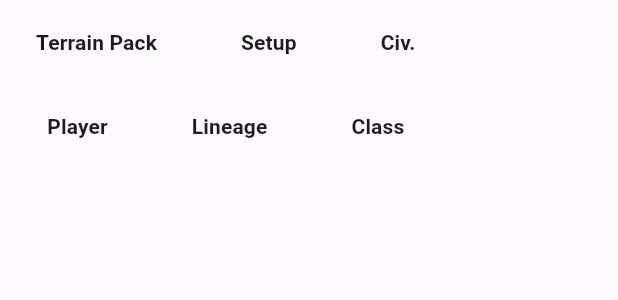
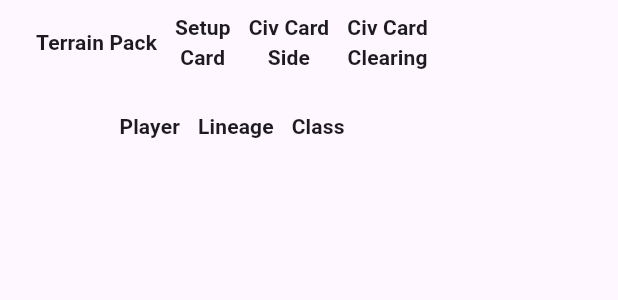
Before and after one commit to doctor-g/DragonsDownRandomizer, a Flutter app: the TableauWidget widget shown alone on an empty page, opened directly with empty values, on a phone screen of 412 x 824 dp. Shown: the top 300 px of the screen. Run offline on Flutter 3.47's test engine with Material 3 defaults, Android fonts, the phone set to English and light mode, and no system bars; our stand-ins replace package_info_plus, settings_ui, shared_preferences; accounts and stored records are empty.

Commit message:
Add civilization card clearing randomization
Adding the column to the DataTable made it overflow in my test
environment, so this has also been addressed here, by making the
columns more narrow and, for the worst cases, wrapping the tables in
SingleChildScrollView.

```diff
--- a/lib/game.dart
+++ b/lib/game.dart
@@ -113,11 +113,13 @@ class TerrainConfiguration {
   final TerrainPack pack;
   final Side setupCardSide;
   final Side civilizationCardSide;
+  final int civilizationClearing;
 
   TerrainConfiguration({
     required this.pack,
     required this.setupCardSide,
     required this.civilizationCardSide,
+    required this.civilizationClearing,
   });
 
   factory TerrainConfiguration.withRandomSides(TerrainPack pack) {
@@ -125,6 +127,7 @@ class TerrainConfiguration {
       pack: pack,
       setupCardSide: Side.pickRandom(),
       civilizationCardSide: Side.pickRandom(),
+      civilizationClearing: _random.nextInt(4) + 1,
     );
   }
 }
--- a/lib/main.dart
+++ b/lib/main.dart
@@ -265,6 +265,10 @@ class _RandomizerWidgetState extends State<RandomizerWidget> {
 }
 
 class TableauWidget extends StatelessWidget {
+  /// Default spacing is much larger. This keeps the table tight so that
+  /// scrolling is usually unnecessary.
+  static const _columnSpacing = 12.0;
+
   final Tableau _tableau;
 
   const TableauWidget(this._tableau, {super.key});
@@ -273,11 +277,25 @@ class TableauWidget extends StatelessWidget {
   Widget build(BuildContext context) {
     return Column(
       children: [
-        DataTable(
+        // Wrap the table in a scroll view just in case the device screen
+        // is quite narrow.
+        SingleChildScrollView(
+          scrollDirection: .horizontal,
+          child: DataTable(
+            columnSpacing: _columnSpacing,
             columns: <DataColumn>[
-            ...['Terrain Pack', 'Setup', 'Civ.'].map(
+              ...[
+                'Terrain Pack',
+                'Setup\nCard',
+                'Civ Card\nSide',
+                'Civ Card\nClearing',
+              ].map(
                 (name) => DataColumn(
-                label: Text(name, style: TextStyle(fontWeight: .bold)),
+                  label: Text(
+                    name,
+                    style: TextStyle(fontWeight: .bold),
+                    textAlign: TextAlign.center,
+                  ),
                 ),
               ),
             ],
@@ -286,17 +304,30 @@ class TableauWidget extends StatelessWidget {
                 (config) => DataRow(
                   cells: <DataCell>[
                     DataCell(Text(config.pack.name)),
-                  DataCell(Center(child: Text(config.setupCardSide.format()))),
+                    DataCell(
+                      Center(child: Text(config.setupCardSide.format())),
+                    ),
                     DataCell(
                       Center(child: Text(config.civilizationCardSide.format())),
+                    ),
+                    DataCell(
+                      Center(
+                        child: Text(config.civilizationClearing.toString()),
+                      ),
                     ),
                   ],
                 ),
               ),
             ],
           ),
+        ),
 
-        DataTable(
+        // Wrap the table in a scroll view just in case the device screen
+        // is quite narrow.
+        SingleChildScrollView(
+          scrollDirection: .horizontal,
+          child: DataTable(
+            columnSpacing: _columnSpacing,
             columns: [
               ...['Player', 'Lineage', 'Class'].map(
                 (label) => DataColumn(
@@ -314,6 +345,7 @@ class TableauWidget extends StatelessWidget {
                   ],
                 ),
             ],
+          ),
         ),
       ],
     );
--- a/pubspec.yaml
+++ b/pubspec.yaml
@@ -2,7 +2,7 @@ name: dragons_down_randomizer
 description: "Randomizer for Dragons Down board game"
 publish_to: 'none'
 
-version: 0.3.0+1
+version: 0.4.0+1
 
 environment:
   sdk: ^3.12.2
```
Lines whose indentation alone changed are shown as unchanged.
